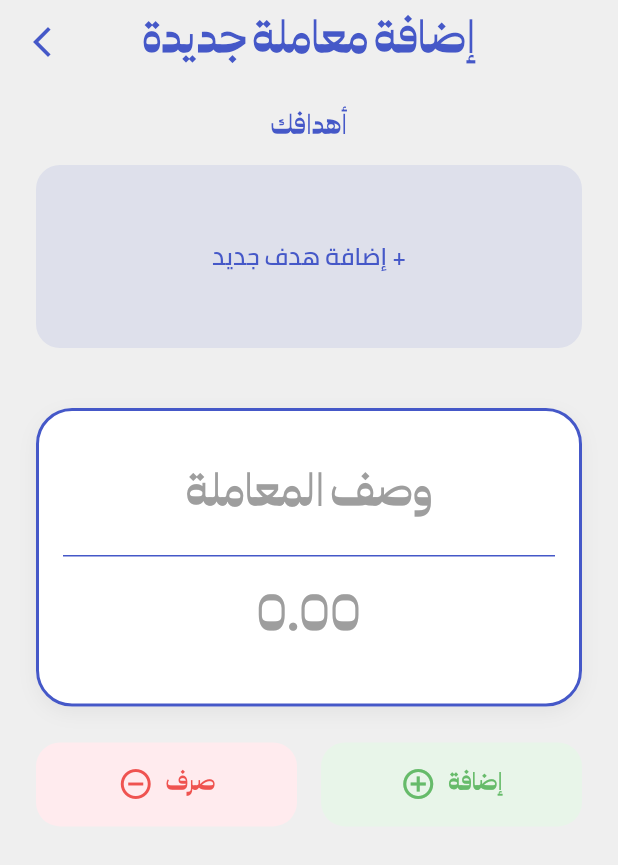
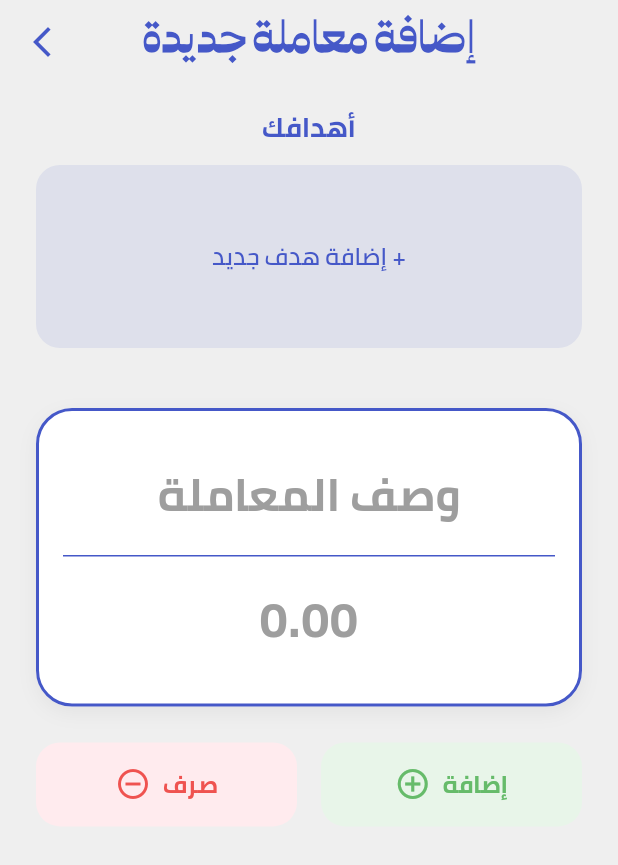
Before and after one commit to saifnasserer/Safe_App, a Flutter app: the Home screen opened by its route, after a tap on the "add" icon, on a phone screen of 412 x 824 dp. Shown: the top 865 px of the screen. Run offline on Flutter 3.47's test engine with Material 3 defaults, Android fonts, the light colour scheme and no system bars; drawn by our look-alikes of overlay_support; our stand-ins replace audioplayers, lottie, shared_preferences, smooth_page_indicator; missing offline and left inert: tutorial_coach_mark; accounts and stored records are empty.

Commit message:
before code refactor

```diff
--- a/lib/Blocks/Wallet.dart
+++ b/lib/Blocks/Wallet.dart
@@ -1,4 +1,5 @@
 import 'package:flutter/material.dart';
+import 'package:lottie/lottie.dart';
 import 'package:safe/Constants.dart';
 import 'package:safe/utils/storage_service.dart';
 
@@ -61,6 +62,15 @@ class _WalletBlockState extends State<WalletBlock>
         children: [
           Positioned(
             top: screenHeight * 0.15,
+            left: screenWidth * 0.3,
+            child: Lottie.asset(
+              'assets/animation/Underline.json',
+              animate: true,
+              repeat: false,
+            ),
+          ),
+          Positioned(
+            top: screenHeight * 0.15,
             left: screenWidth * 0.08,
             child: ScaleTransition(
               scale: _scaleAnimation,
@@ -113,7 +123,7 @@ class _WalletBlockState extends State<WalletBlock>
                   style: TextStyle(
                     fontSize: screenWidth * 0.12,
                     fontWeight: FontWeight.bold,
-                    fontFamily: Constants.defaultFontFamily,
+                    fontFamily: Constants.titles,
                   ),
                 ),
                 SizedBox(height: screenHeight * 0.05),
@@ -143,7 +153,7 @@ class _WalletBlockState extends State<WalletBlock>
                     },
                   ),
                 ),
-                SizedBox(height: screenHeight * 0.01),
+                SizedBox(height: screenHeight * 0.008),
                 Text(
                   "جنية",
                   style: TextStyle(
--- a/lib/Constants.dart
+++ b/lib/Constants.dart
@@ -1,7 +1,8 @@
 import 'package:flutter/material.dart';
 
 class Constants {
-  static const String defaultFontFamily = 'GhaithSans';
+  static const String defaultFontFamily = 'CairoBold';
+  static const String titles = 'GhaithSans';
   static const String secondaryFontFamily = 'Cairo';
   static const Color primaryColor = Color(0xFF4558C8);
   static const Color scaffoldBackgroundColor = Color(0xFFefefef);
--- a/lib/Screens/manage.dart
+++ b/lib/Screens/manage.dart
@@ -58,7 +58,7 @@ class _ManageState extends State<Manage> {
           'إضافة معاملة جديدة',
           style: TextStyle(
             color: Constants.primaryColor,
-            fontFamily: Constants.defaultFontFamily,
+            fontFamily: Constants.titles,
             fontSize: 30,
             fontWeight: FontWeight.bold,
           ),
```
Also changed, not shown: assets/animation/Underline.json (added, +1 -0 lines), lib/utils/TutorialHelper.dart (+5 -5 lines), pubspec.yaml (+8 -1 lines).
